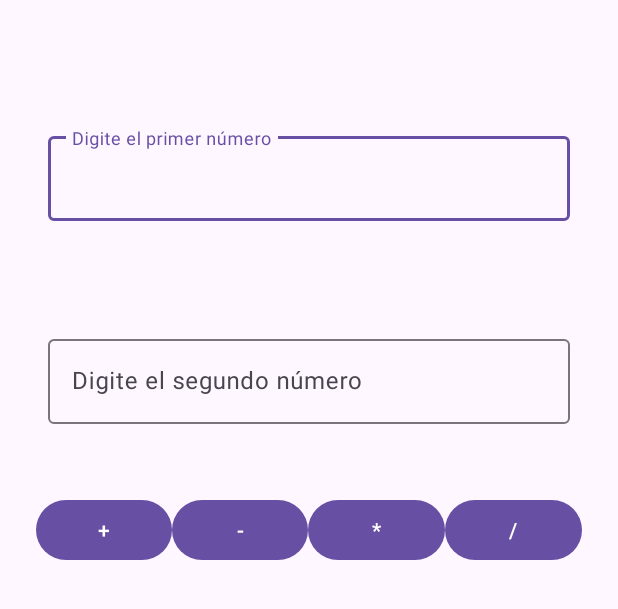
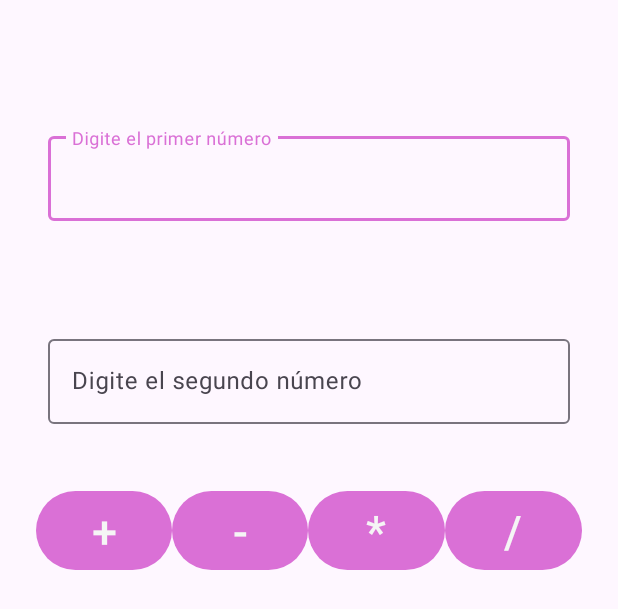
Before and after one commit to DiegoVR17/calculadoraMVVM, an Android app: the layout activity_main.xml on its own in the app's theme, with its tools: preview values and no code run, on a phone screen of 412 x 824 dp. Shown: the top 609 px of the screen. Run offline under Robolectric (Android 15) with nearby library versions, the phone set to English and light mode, and no system bars.

Commit message:
Current commit MVVM

```diff
--- a/app/src/main/res/layout/activity_main.xml
+++ b/app/src/main/res/layout/activity_main.xml
@@ -66,28 +66,36 @@
             android:layout_width="wrap_content"
             android:layout_height="wrap_content"
             android:layout_weight="1"
-            android:text="@string/addButton" />
+            android:text="@string/addButton"
+            android:textSize="30dp"
+            android:textColor="@color/whitesmoke"/>
 
         <Button
             android:id="@+id/buttonSubst"
             android:layout_width="wrap_content"
             android:layout_height="wrap_content"
             android:layout_weight="1"
-            android:text="@string/substractionButton" />
+            android:text="@string/substractionButton"
+            android:textSize="30dp"
+            android:textColor="@color/whitesmoke"/>
 
         <Button
             android:id="@+id/buttonMultip"
             android:layout_width="wrap_content"
             android:layout_height="wrap_content"
             android:layout_weight="1"
-            android:text="@string/multiplyButton" />
+            android:text="@string/multiplyButton"
+            android:textSize="30dp"
+            android:textColor="@color/whitesmoke"/>
 
         <Button
             android:id="@+id/buttonDivide"
             android:layout_width="wrap_content"
             android:layout_height="wrap_content"
             android:layout_weight="1"
-            android:text="@string/divideButton" />
+            android:text="@string/divideButton"
+            android:textSize="30dp"
+            android:textColor="@color/whitesmoke"/>
     </LinearLayout>
 
     <LinearLayout
--- a/app/src/main/res/values-night/themes.xml
+++ b/app/src/main/res/values-night/themes.xml
@@ -2,12 +2,12 @@
     <!-- Base application theme. -->
     <style name="Base.Theme.EjemploCalculadoraMVVM" parent="Theme.Material3.DayNight.NoActionBar">
         <!-- Customize your dark theme here. -->
-        <!-- <item name="colorPrimary">@color/my_dark_primary</item> -->
+        <item name="colorPrimary">@color/orchid</item> -->
     </style>
 
 
     <style name="Theme.APISplashScreen" parent="Theme.SplashScreen">
-        <item name="windowSplashScreenBackground">@color/darkorange</item>
+        <item name="windowSplashScreenBackground">@color/orchid</item>
         <item name="windowSplashScreenAnimatedIcon">@drawable/calculadora_logo</item>
         <item name="windowSplashScreenAnimationDuration">1000</item>
         <item name="postSplashScreenTheme">@style/Base.Theme.EjemploCalculadoraMVVM</item>
--- a/app/src/main/res/values/themes.xml
+++ b/app/src/main/res/values/themes.xml
@@ -2,13 +2,13 @@
     <!-- Base application theme. -->
     <style name="Base.Theme.EjemploCalculadoraMVVM" parent="Theme.Material3.DayNight.NoActionBar">
         <!-- Customize your light theme here. -->
-        <!-- <item name="colorPrimary">@color/my_light_primary</item> -->
+        <item name="colorPrimary">@color/orchid</item> -->
     </style>
 
     <style name="Theme.EjemploCalculadoraMVVM" parent="Base.Theme.EjemploCalculadoraMVVM" />
 
     <style name="Theme.APISplashScreen" parent="Theme.SplashScreen">
-        <item name="windowSplashScreenBackground">@color/darkorange</item>
+        <item name="windowSplashScreenBackground">@color/orchid</item>
         <item name="windowSplashScreenAnimatedIcon">@drawable/calculadora_logo</item>
         <item name="windowSplashScreenAnimationDuration">1000</item>
         <item name="postSplashScreenTheme">@style/Base.Theme.EjemploCalculadoraMVVM</item>
```
